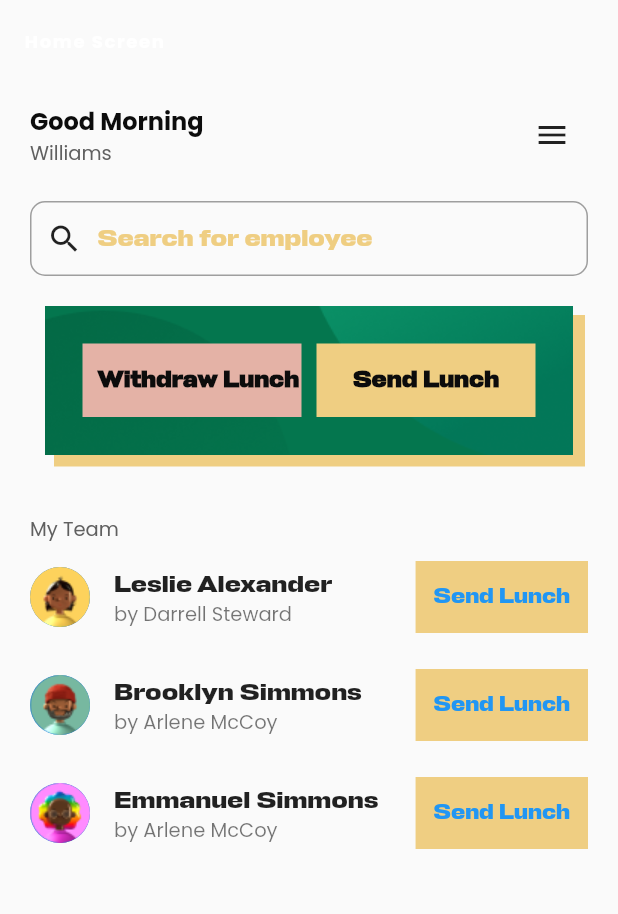
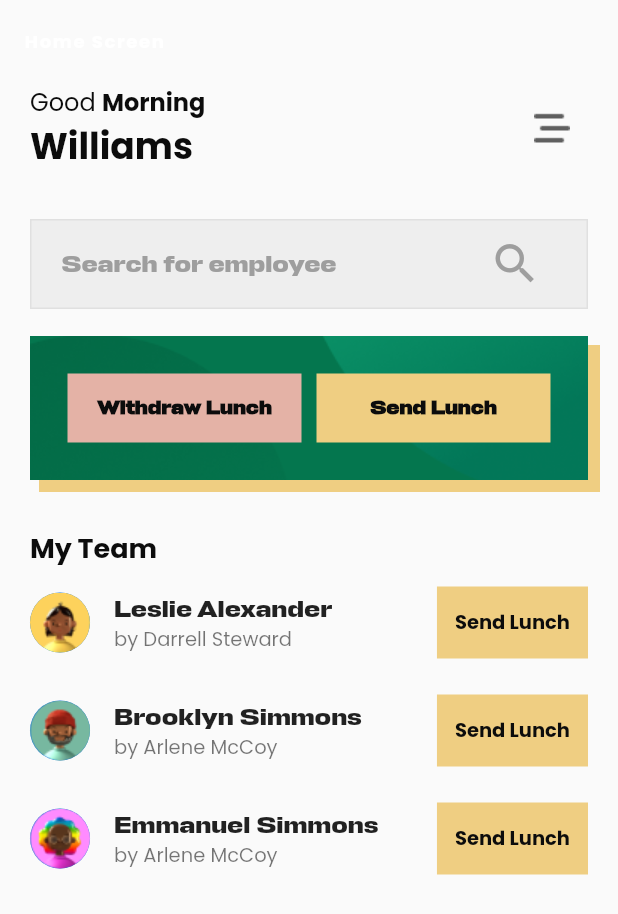
Before and after one commit to hngx-org/Eagles-food-mobile, a Flutter app: the screen it shows after launch, on a phone screen of 412 x 824 dp. Shown: the top 914 px of the screen. Run offline on Flutter 3.47's test engine with Material 2 defaults, Android fonts, the phone set to English and light mode, and no system bars; our stand-ins replace connectivity_plus, fluttertoast, shared_preferences.

Commit message:
homepage styling

```diff
--- a/lib/screens/home/home_screen.dart
+++ b/lib/screens/home/home_screen.dart
@@ -17,7 +17,9 @@ class _HomeScreenState extends State<HomeScreen> {
           title: const Text('Home Screen'),
         ),
         body: Padding(
-          padding: const EdgeInsets.symmetric(vertical: 10, horizontal: 20),
+          padding: const EdgeInsets.symmetric(
+              //vertical: 10,
+              horizontal: 20),
           child: SingleChildScrollView(
             child: Column(
               children: [
@@ -26,48 +28,83 @@ class _HomeScreenState extends State<HomeScreen> {
                     Column(
                       crossAxisAlignment: CrossAxisAlignment.start,
                       children: [
-                        Text('Good Morning',
-                            style: Theme.of(context)
-                                .textTheme
-                                .bodyLarge
-                                ?.copyWith(fontWeight: FontWeight.w700)),
-                        const Text('Williams'),
+                        RichText(
+                          text: TextSpan(
+                            children: [
+                              TextSpan(
+                                  text: 'Good ',
+                                  style: Theme.of(context).textTheme.bodyLarge
+                                  //?.copyWith(fontWeight: FontWeight.w700),
+                                  ),
+                              TextSpan(
+                                text: 'Morning',
+                                style: Theme.of(context)
+                                    .textTheme
+                                    .bodyLarge
+                                    ?.copyWith(
+                                        fontWeight: FontWeight
+                                            .w700), // Apply the style only to 'Morning'
+                              ),
+                            ],
+                          ),
+                        ),
+                        Text(
+                          'Williams',
+                          style: Theme.of(context)
+                              .textTheme
+                              .bodyLarge
+                              ?.copyWith(
+                                  fontWeight: FontWeight.w700, fontSize: 24),
+                        ),
                       ],
                     ),
                     const Spacer(),
-                    IconButton(onPressed: () {}, icon: const Icon(Icons.menu))
+                    IconButton(
+                        onPressed: () {},
+                        icon: Image.asset('assets/icons/Frame 1.png'))
                   ],
                 ),
                 const SizedBox(
-                  height: 20,
+                  height: 30,
                 ),
                 Container(
-                  padding: const EdgeInsets.symmetric(horizontal: 10),
+                  height: 60,
+                  padding: const EdgeInsets.symmetric(horizontal: 20),
                   decoration: BoxDecoration(
-                    border: Border.all(color: Colors.grey),
-                    borderRadius: BorderRadius.circular(10),
+                    border: Border.all(color: Colors.grey.shade300),
+                    color: Colors.grey.shade200,
+                    //borderRadius: BorderRadius.circular(10),
                   ),
                   child: const Row(
                     children: [
-                      Icon(Icons.search),
-                      SizedBox(width: 10),
                       Expanded(
                         child: TextField(
                           decoration: InputDecoration(
+                            // filled: true,
+                            // fillColor: Colors.grey,
                             hintText: 'Search for employee',
+                            hintStyle: TextStyle(
+                                color: Colors.grey,
+                                fontWeight: FontWeight.w100),
                             border: InputBorder.none,
                           ),
                         ),
                       ),
+                      Icon(
+                        Icons.search,
+                        color: Colors.grey,
+                        size: 35,
+                      ),
+                      SizedBox(width: 10),
                     ],
                   ),
                 ),
                 const SizedBox(
-                  height: 20,
+                  height: 18,
                 ),
                 const LunchActions(),
                 const SizedBox(
-                  height: 40,
+                  height: 32,
                 ),
                 const TeamList(),
                 const SizedBox(
--- a/lib/widgets/home/lunch_actions.dart
+++ b/lib/widgets/home/lunch_actions.dart
@@ -10,7 +10,7 @@ class LunchActions extends StatelessWidget {
   @override
   Widget build(BuildContext context) {
     return Container(
-      margin: const EdgeInsets.symmetric(horizontal: 10),
+     // margin: const EdgeInsets.symmetric(horizontal: 10),
       decoration: BoxDecoration(
         color: ColorUtils.Green,
         image: const DecorationImage(
@@ -38,7 +38,7 @@ class LunchActions extends StatelessWidget {
                         MaterialPageRoute(
                             builder: (context) => const WithdrawLunch()));
             },
-            buttonText: "Withdraw Lunch", buttonColor: ColorUtils.DeepPink, fontSize: 15 , textColor: ColorUtils.Black, padding:  const EdgeInsets.symmetric(vertical:15, horizontal: 10),
+            buttonText: "Withdraw Lunch", buttonColor: ColorUtils.DeepPink, fontSize: 13 , textColor: ColorUtils.Black, padding:  const EdgeInsets.symmetric(vertical:15, horizontal: 10),
             ),
           ),
 
@@ -52,7 +52,7 @@ class LunchActions extends StatelessWidget {
                   MaterialPageRoute(
                       builder: (context) => const WithdrawLunch()));
             },
-              buttonText: "Send Lunch", buttonColor: ColorUtils.Yellow, fontSize: 15 , textColor: ColorUtils.Black, padding:  const EdgeInsets.symmetric(vertical:15, horizontal: 10),
+              buttonText: "Send Lunch", buttonColor: ColorUtils.Yellow, fontSize: 13 , textColor: ColorUtils.Black, padding:  const EdgeInsets.symmetric(vertical:15, horizontal: 10),
             ),
           ),
 
--- a/lib/widgets/home/team.dart
+++ b/lib/widgets/home/team.dart
@@ -30,7 +30,13 @@ class _TeamListState extends State<TeamList> {
     return Column(
       crossAxisAlignment: CrossAxisAlignment.start,
       children: [
-        const Text('My Team'),
+        Text(
+          'My Team',
+          style: Theme.of(context)
+              .textTheme
+              .bodyLarge
+              ?.copyWith(fontWeight: FontWeight.w700, fontSize: 18),
+        ),
         ListView.builder(
           shrinkWrap: true,
           physics: const BouncingScrollPhysics(),
@@ -50,7 +56,11 @@ class _TeamListState extends State<TeamList> {
                     color: ColorUtils.Yellow,
                     child: TextButton(
                       onPressed: () {},
-                      child: const Text('Send Lunch'),
+                      child: Text(
+                        'Send Lunch',
+                        style: Theme.of(context).textTheme.bodyLarge?.copyWith(
+                            fontWeight: FontWeight.w700, fontSize: 13),
+                      ),
                     ),
                   )),
             );
```
Also changed, not shown: assets/icons/Frame 1.png (added).
